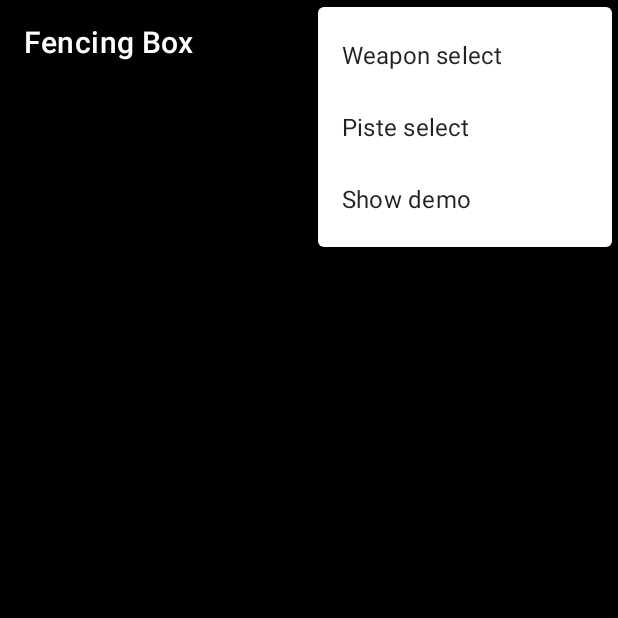
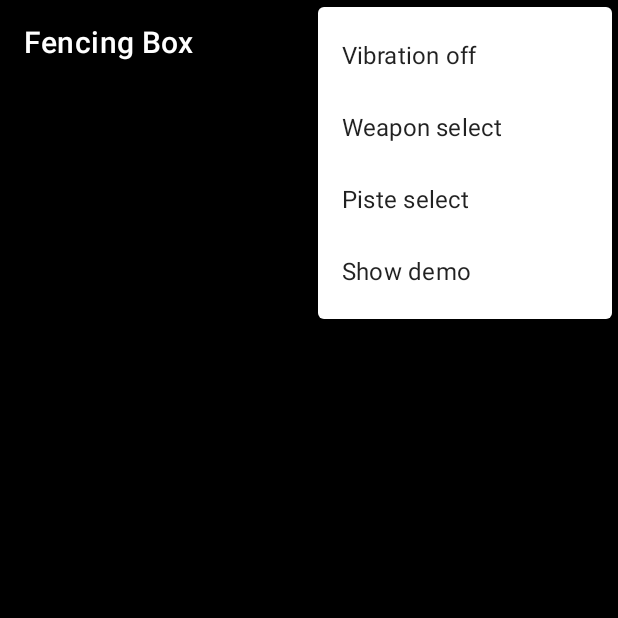
Before and after one commit to robinterry-github/fencing_scoring_box_mk1, an Android app: the screen it shows after launch (FencingBoxActivity), with the options menu open, on a phone screen of 412 x 824 dp, the top half of it. Run offline under Robolectric (Android 15) with nearby library versions, the phone set to English and light mode, and no system bars; libraries missing offline, so code that uses them is left out: com.hoho.android; network calls fail; 5 statements that could not run were skipped.

Commit message:
1. Added a "vibrating" icon at the top which shows if vibration is enabled or not 2. Added an entry in the options menu to turn vibration on or off

```diff
--- a/software/FencingBoxApp/app/src/main/java/com/robinterry/constants/C.java
+++ b/software/FencingBoxApp/app/src/main/java/com/robinterry/constants/C.java
@@ -2,7 +2,7 @@ package com.robinterry.constants;
 
 /* Class of configuration constants */
 
-public class C {
+public final class C {
     /* If true, then when the serial is lost, the app switches to display mode */
     public static final boolean DISPLAY_AFTER_CONNECT_ERROR = false;
     /* USB port number */
--- a/software/FencingBoxApp/app/src/main/java/com/robinterry/fencingboxapp/FencingBoxActivity.java
+++ b/software/FencingBoxApp/app/src/main/java/com/robinterry/fencingboxapp/FencingBoxActivity.java
@@ -27,6 +27,7 @@ import android.hardware.usb.UsbDevice;
 import android.hardware.usb.UsbDeviceConnection;
 import android.hardware.usb.UsbManager;
 import android.os.IBinder;
+import android.os.Vibrator;
 import android.view.GestureDetector;
 import android.view.Menu;
 import android.view.MenuItem;
@@ -68,6 +69,7 @@ public class FencingBoxActivity extends AppCompatActivity
     public static enum Orientation {Portrait, Landscape};
     public enum Motion {None, Up, Down, Left, Right};
     public enum Platform {Phone, TV};
+    public enum VibrationState {Off, On};
     public Orientation orientation = Orientation.Portrait;
     public Motion motion = Motion.None;
     public Platform platform = Platform.Phone;
@@ -94,6 +96,7 @@ public class FencingBoxActivity extends AppCompatActivity
     private boolean displayPaused = false;
     private FencingBoxSound sound, click;
     private boolean networkOnline = false;
+    private VibrationState vibrationState = VibrationState.On;
 
     /* View bindings */
     private ActivityMainBinding portBinding = null;
@@ -719,10 +722,12 @@ public class FencingBoxActivity extends AppCompatActivity
 
     @Override
     public boolean onPrepareOptionsMenu(Menu menu) {
-        /* Change the options menu to show "Show demo" or "Clear demo" */
-
-        MenuItem item = menu.findItem(R.id.menu_demo);
+
+        MenuItem item;
+
+        item = menu.findItem(R.id.menu_demo);
         if (box.isModeDemo() || box.isModeNone()) {
+            /* Change the options menu item to show "Show demo" or "Clear demo" */
             Log.i(TAG, "onPrepareOptionsMenu visible " + menu);
             item.setVisible(true);
             item.setEnabled(true);
@@ -733,12 +738,30 @@ public class FencingBoxActivity extends AppCompatActivity
             item.setVisible(false);
             item.setEnabled(false);
         }
+
+        /* Change the options menu to show "Vibration on" or "Vibration off" */
+        item = menu.findItem(R.id.menu_vibration_ctrl);
+        item.setTitle(
+                vibrationState == VibrationState.On ?
+                        R.string.vibration_off_label:R.string.vibration_on_label);
         return super.onPrepareOptionsMenu(menu);
     }
 
     @Override
     public boolean onOptionsItemSelected(@NonNull MenuItem item) {
         switch (item.getItemId()) {
+            case R.id.menu_vibration_ctrl:
+                /* Change the vibration flag */
+                switch (vibrationState) {
+                    case Off:
+                        vibrationState = VibrationState.On;
+                        break;
+                    case On:
+                        vibrationState = VibrationState.Off;
+                        break;
+                }
+                break;
+
             case R.id.menu_weapon_select:
                 /* Open the Weapon Select activity */
                 optionsMenu.close();
@@ -844,6 +867,7 @@ public class FencingBoxActivity extends AppCompatActivity
         box.disp.displayBox(demoBox);
         box.disp.setVolumeMuted(true);
         box.disp.setOnline(true);
+        box.disp.setVibrate(true);
         if (!soundMute) {
             sound.soundOn(1000);
         }
@@ -887,6 +911,7 @@ public class FencingBoxActivity extends AppCompatActivity
                             if (box.isModeDemo()) {
                                 box.disp.setVolumeMuted(true);
                                 box.disp.setOnline(true);
+                                box.disp.setVibrate(true);
                             } else if (!box.isModeNone()) {
                                 // Control the "volume muted" icon
                                 box.disp.setVolumeMuted(soundMute || sound.isMuted());
@@ -901,9 +926,12 @@ public class FencingBoxActivity extends AppCompatActivity
                                         box.disp.setOnline(false);
                                     }
                                 }
+                                // Control the 'vibrate' icon
+                                box.disp.setVibrate(vibrationState == VibrationState.On);
                             } else {
                                 box.disp.setVolumeMuted(false);
                                 box.disp.setOnline(false);
+                                box.disp.setVibrate(false);
                             }
                         } else {
                             box.disp.blankBatteryLevel();
@@ -2205,4 +2233,22 @@ public class FencingBoxActivity extends AppCompatActivity
             box.disp.displayBox(b);
         }
     }
+
+    public boolean isVibrationOn() {
+        try {
+            /* Don't vibrate if the app is connected to the fencing scoring box */
+            if (isSerialConnected()) {
+                return false;
+            } else {
+                Vibrator v = (Vibrator) getSystemService(Context.VIBRATOR_SERVICE);
+                if (!v.hasVibrator()) {
+                    return false;
+                } else {
+                    return vibrationState == VibrationState.On;
+                }
+            }
+        } catch (Exception e) {
+            return false;
+        }
+    }
 }
--- a/software/FencingBoxApp/app/src/main/java/com/robinterry/fencingboxapp/FencingBoxDisplay.java
+++ b/software/FencingBoxApp/app/src/main/java/com/robinterry/fencingboxapp/FencingBoxDisplay.java
@@ -27,6 +27,7 @@ public class FencingBoxDisplay {
     public TextView[] passCard = new TextView[]{null, null};
     private ImageView muteIcon;
     private ImageView onlineIcon;
+    private ImageView vibrateIcon;
     public ConstraintLayout layout;
     private ProgressBar progress;
     private FencingBoxActivity mainActivity;
@@ -34,7 +35,6 @@ public class FencingBoxDisplay {
     private final boolean controlUI = true;
     private boolean visibleUI = true;
     private Typeface face;
-
 
     /* View bindings */
     private ActivityMainBinding portBinding = null;
@@ -97,6 +97,7 @@ public class FencingBoxDisplay {
                     passCard[1] = landBinding.pCardBL;
                     muteIcon = (ImageView) landBinding.iconMuteL;
                     onlineIcon = (ImageView) landBinding.iconOnlineL;
+                    vibrateIcon = (ImageView) landBinding.iconVibrateL;
                     progress = landBinding.priorityChooseL;
                 } else {
                     textScore = portBinding.textScore;
@@ -111,6 +112,7 @@ public class FencingBoxDisplay {
                     passCard[1] = portBinding.pCardB;
                     muteIcon = (ImageView) portBinding.iconMute;
                     onlineIcon = (ImageView) portBinding.iconOnline;
+                    vibrateIcon = (ImageView) portBinding.iconVibrate;
                     progress = portBinding.priorityChoose;
                 }
                 try {
@@ -451,6 +453,15 @@ public class FencingBoxDisplay {
         });
     }
 
+    public void setVibrate(boolean vibrating) {
+        mainActivity.runOnUiThread(new Runnable() {
+            @Override
+            public void run() {
+                vibrateIcon.setVisibility(vibrating ? View.VISIBLE:View.INVISIBLE);
+            }
+        });
+    }
+
     public void setTime(String currentTime) {
         mainActivity.runOnUiThread(new Runnable() {
             @Override
--- a/software/FencingBoxApp/app/src/main/res/layout/activity_main.xml
+++ b/software/FencingBoxApp/app/src/main/res/layout/activity_main.xml
@@ -15,9 +15,9 @@
         android:background="#000000"
         android:contentDescription="@string/icon_online_desc"
         android:visibility="invisible"
-        app:layout_constraintEnd_toEndOf="parent"
-        app:layout_constraintHorizontal_bias="0.695"
-        app:layout_constraintStart_toStartOf="parent"
+        app:layout_constraintEnd_toStartOf="@+id/battery_level"
+        app:layout_constraintHorizontal_bias="0.388"
+        app:layout_constraintStart_toEndOf="@+id/icon_vibrate"
         app:layout_constraintTop_toTopOf="parent"
         app:srcCompat="@android:drawable/ic_menu_share" />
 
@@ -188,9 +188,9 @@
         android:background="#000000"
         android:contentDescription="@string/icon_mute_desc"
         android:visibility="invisible"
-        app:layout_constraintEnd_toStartOf="@+id/icon_online"
-        app:layout_constraintHorizontal_bias="0.517"
-        app:layout_constraintStart_toStartOf="@+id/guideline"
+        app:layout_constraintEnd_toStartOf="@+id/icon_vibrate"
+        app:layout_constraintHorizontal_bias="0.553"
+        app:layout_constraintStart_toEndOf="@+id/time"
         app:layout_constraintTop_toTopOf="parent"
         app:srcCompat="@android:drawable/ic_lock_silent_mode" />
 
@@ -203,8 +203,19 @@
         android:visibility="invisible"
         app:layout_constraintBottom_toTopOf="@+id/guideline2"
         app:layout_constraintEnd_toEndOf="parent"
+        app:layout_constraintHorizontal_bias="0.522"
         app:layout_constraintStart_toStartOf="@+id/guideline"
         app:layout_constraintTop_toTopOf="@+id/icon_mute"
-        app:layout_constraintVertical_bias="0.94" />
+        app:layout_constraintVertical_bias="0.937" />
+
+    <ImageView
+        android:id="@+id/icon_vibrate"
+        android:layout_width="20dp"
+        android:layout_height="20dp"
+        android:visibility="invisible"
+        app:layout_constraintEnd_toStartOf="@+id/icon_online"
+        app:layout_constraintStart_toEndOf="@+id/icon_mute"
+        app:layout_constraintTop_toTopOf="parent"
+        app:srcCompat="@drawable/ic_vibrate" />
 
 </androidx.constraintlayout.widget.ConstraintLayout>
--- a/software/FencingBoxApp/app/src/main/res/menu/menu.xml
+++ b/software/FencingBoxApp/app/src/main/res/menu/menu.xml
@@ -1,6 +1,10 @@
 <?xml version="1.0" encoding="utf-8"?>
 <menu xmlns:app="http://schemas.android.com/apk/res-auto"
     xmlns:android="http://schemas.android.com/apk/res/android">
+    <item
+        android:id="@+id/menu_vibration_ctrl"
+        android:title="@string/vibration_off_label"
+        app:showAsAction="never" />
     <item
         android:id="@+id/menu_weapon_select"
         android:title="@string/weapon_select_label"
--- a/software/FencingBoxApp/app/src/main/res/values/strings.xml
+++ b/software/FencingBoxApp/app/src/main/res/values/strings.xml
@@ -20,6 +20,8 @@
     <string name="weapon_select_label">Weapon select</string>
     <string name="demo_on_label">Show demo</string>
     <string name="demo_off_label">Clear demo</string>
+    <string name="vibration_off_label">Vibration off</string>
+    <string name="vibration_on_label">Vibration on</string>
     <string name="select_button">Select</string>
     <string name="icon_online_desc">Icon to show online status</string>
     <string name="icon_mute_desc">Icon to show sound mute status</string>
```
Also changed, not shown: software/FencingBoxApp/app/src/main/java/com/robinterry/fencingboxapp/FencingBoxList.java (+7 -10 lines), software/FencingBoxApp/app/src/main/res/layout/activity_main_land.xml (+23 -7 lines), software/FencingBoxApp/app/src/main/res/drawable-hdpi/ic_vibrate.png (added), software/FencingBoxApp/app/src/main/res/drawable-mdpi/ic_vibrate.png (added), software/FencingBoxApp/app/src/main/res/drawable-xhdpi/ic_vibrate.png (added), software/FencingBoxApp/app/src/main/res/drawable-xxhdpi/ic_vibrate.png (added), software/FencingBoxApp/app/src/main/res/drawable-xxxhdpi/ic_vibrate.png (added), 1 other file.
